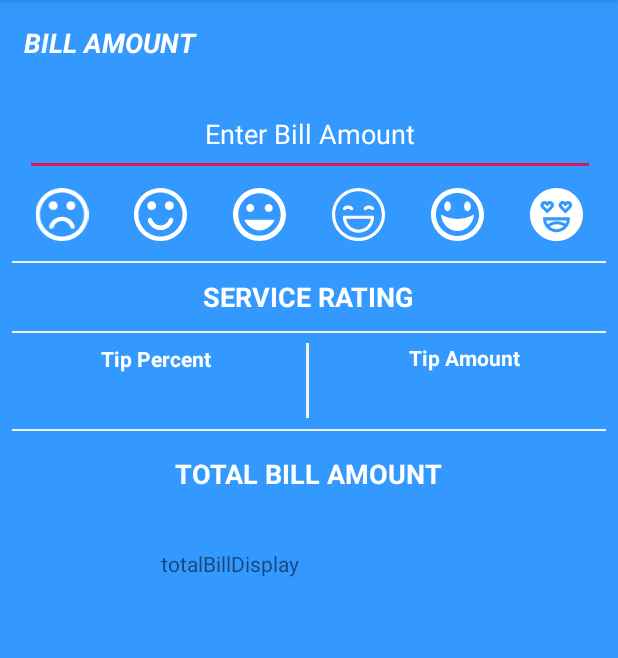
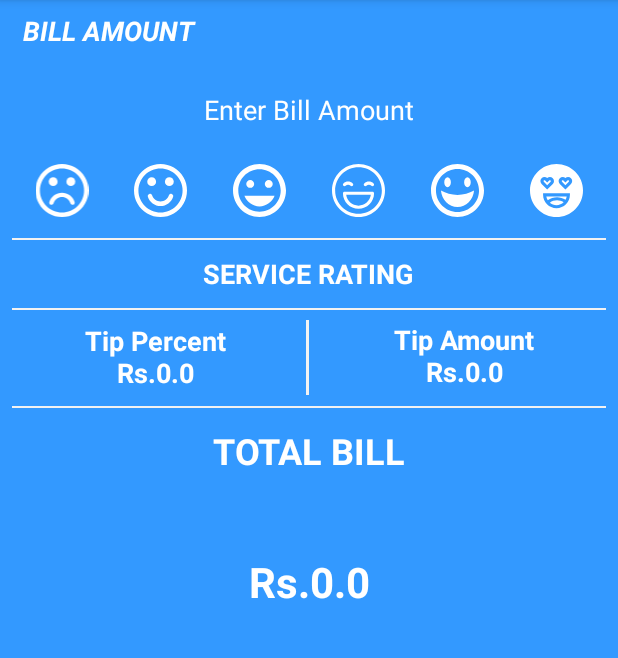
Before and after one commit to SupreethBaliga/TipCalculator, an Android app: the screen it shows after launch (MainActivity), on a phone screen of 412 x 824 dp, the part 84-742 px from its top. Run offline under Robolectric (Android 15) with nearby library versions, the light colour scheme and no system bars; our stand-ins replace ButterKnife.

Commit message:
The basic functionality was designed but a lot more changes remain to make the app work optimally.

```diff
--- a/app/build.gradle
+++ b/app/build.gradle
@@ -25,4 +25,6 @@ dependencies {
     testImplementation 'junit:junit:4.12'
     androidTestImplementation 'com.android.support.test:runner:1.0.2'
     androidTestImplementation 'com.android.support.test.espresso:espresso-core:3.0.2'
+    compile 'com.jakewharton:butterknife:8.6.0'
+    annotationProcessor 'com.jakewharton:butterknife-compiler:8.6.0'
 }
--- a/app/src/main/java/com/supreethbaliga/tipcalculator/MainActivity.java
+++ b/app/src/main/java/com/supreethbaliga/tipcalculator/MainActivity.java
@@ -1,14 +1,101 @@
 package com.supreethbaliga.tipcalculator;
 
+import android.os.Bundle;
 import android.support.v7.app.AppCompatActivity;
-import android.os.Bundle;
+import android.view.View;
+import android.widget.EditText;
+import android.widget.ImageView;
+import android.widget.TextView;
+
+import butterknife.BindView;
+import butterknife.ButterKnife;
+import butterknife.OnClick;
+import butterknife.OnTextChanged;
 
 public class MainActivity extends AppCompatActivity {
+
+    @BindView(R.id.AmtTextView)
+    EditText AmtTextView;
+    @BindView(R.id.serviceRatingIcon1)
+    ImageView serviceRatingIcon1;
+    @BindView(R.id.serviceRatingIcon2)
+    ImageView serviceRatingIcon2;
+    @BindView(R.id.serviceRatingIcon3)
+    ImageView serviceRatingIcon3;
+    @BindView(R.id.serviceRatingIcon5)
+    ImageView serviceRatingIcon5;
+    @BindView(R.id.serviceRatingIcon4)
+    ImageView serviceRatingIcon4;
+    @BindView(R.id.serviceRatingIcon6)
+    ImageView serviceRatingIcon6;
+    @BindView(R.id.tipPercentTextView)
+    TextView tipPercentTextView;
+    @BindView(R.id.tipAmtTextView)
+    TextView tipAmtTextView;
+    @BindView(R.id.billTotalTextView)
+    TextView billTotalTextView;
+
+    float percentage = 0;
+    float tipTotalAmount = 0;
+    float billAmtTotal = 0;
+    float initialBillAmt=0;
+
+    float DefaultTipPercent = 0;
+    float TipPercent1 = 3;
+    float TipPercent2 = 5;
+    float TipPercent3 = 7;
+    float TipPercent4 = 10;
+    float TipPercent5 = 15;
 
     @Override
     protected void onCreate(Bundle savedInstanceState) {
         super.onCreate(savedInstanceState);
         setContentView(R.layout.activity_main);
-        //ButterKnife.bind(this);
+        ButterKnife.bind(this);
+
+        setTipValues();
+    }
+
+    private void setTipValues() {
+        tipPercentTextView.setText(getString(R.string.tipPercent) + percentage);
+        tipAmtTextView.setText(getString(R.string.tipAmt) + tipTotalAmount);
+        billTotalTextView.setText(getString(R.string.rupees) + billAmtTotal);
+    }
+
+    @OnClick({R.id.serviceRatingIcon1, R.id.serviceRatingIcon2, R.id.serviceRatingIcon3, R.id.serviceRatingIcon5, R.id.serviceRatingIcon4, R.id.serviceRatingIcon6})
+    public void onViewClicked(View view) {
+        switch (view.getId()) {
+            case R.id.serviceRatingIcon1:
+                percentage = DefaultTipPercent;
+                break;
+            case R.id.serviceRatingIcon2:
+                percentage = TipPercent1;
+                break;
+            case R.id.serviceRatingIcon3:
+                percentage = TipPercent2;
+                break;
+            case R.id.serviceRatingIcon4:
+                percentage = TipPercent3;
+                break;
+            case R.id.serviceRatingIcon5:
+                percentage = TipPercent4;
+                break;
+            case R.id.serviceRatingIcon6:
+                percentage = TipPercent5;
+                break;
+        }
+    }
+
+    @OnTextChanged(R.id.AmtTextView)
+    public void onTextChanged() {
+        calculateFinalBill();
+        setTipValues();
+    }
+
+    private void calculateFinalBill()
+    {
+        initialBillAmt=Float.valueOf(AmtTextView.getText().toString());
+        tipTotalAmount=(initialBillAmt*percentage)/100;
+        billAmtTotal=initialBillAmt+tipTotalAmount;
     }
 }
--- a/app/src/main/res/layout/activity_main.xml
+++ b/app/src/main/res/layout/activity_main.xml
@@ -9,7 +9,7 @@
 
     <TextView
         android:id="@+id/titleTextView"
-        android:layout_width="138dp"
+        android:layout_width="163dp"
         android:layout_height="37dp"
         android:layout_marginStart="8dp"
         android:layout_marginLeft="8dp"
@@ -26,17 +26,17 @@
         app:layout_constraintHorizontal_bias="0.031"
         app:layout_constraintStart_toStartOf="parent"
         app:layout_constraintTop_toTopOf="parent"
-        app:layout_constraintVertical_bias="0.011" />
+        app:layout_constraintVertical_bias="0.0" />
 
     <EditText
         android:id="@+id/AmtTextView"
-        android:layout_width="380dp"
+        android:layout_width="382dp"
         android:layout_height="56dp"
         android:layout_marginStart="8dp"
         android:layout_marginLeft="8dp"
-        android:layout_marginTop="8dp"
         android:layout_marginEnd="8dp"
         android:layout_marginRight="8dp"
+        android:background="@android:color/transparent"
         android:ems="10"
         android:gravity="center"
         android:hint="@string/billAmount"
@@ -86,6 +86,7 @@
             android:layout_width="0dp"
             android:layout_height="match_parent"
             android:layout_weight="1"
+            android:onClick="onViewClicked"
             android:contentDescription="@string/serviceRatingIconDesc"
             android:src="@drawable/ic_001_frown" />
 
@@ -94,6 +95,7 @@
             android:layout_width="0dp"
             android:layout_height="match_parent"
             android:layout_weight="1"
+            android:onClick="onViewClicked"
             android:contentDescription="@string/serviceRatingIconDesc"
             android:src="@drawable/ic_002_smile" />
 
@@ -102,6 +104,7 @@
             android:layout_width="0dp"
             android:layout_height="match_parent"
             android:layout_weight="1"
+            android:onClick="onViewClicked"
             android:contentDescription="@string/serviceRatingIconDesc"
             android:src="@drawable/ic_004_emoticon_with_happy_face" />
 
@@ -110,6 +113,7 @@
             android:layout_width="0dp"
             android:layout_height="match_parent"
             android:layout_weight="1"
+            android:onClick="onViewClicked"
             android:contentDescription="@string/serviceRatingIconDesc"
             android:src="@drawable/ic_003_happy" />
 
@@ -118,6 +122,7 @@
             android:layout_width="0dp"
             android:layout_height="match_parent"
             android:layout_weight="1"
+            android:onClick="onViewClicked"
             android:contentDescription="@string/serviceRatingIconDesc"
             android:src="@drawable/ic_005_happy_1" />
 
@@ -126,6 +131,7 @@
             android:layout_width="0dp"
             android:layout_height="match_parent"
             android:layout_weight="1"
+            android:onClick="onViewClicked"
             android:contentDescription="@string/serviceRatingIconDesc"
             android:src="@drawable/ic_006_emoji" />
     </LinearLayout>
@@ -176,9 +182,10 @@
         android:layout_marginRight="8dp"
         android:layout_marginBottom="8dp"
         android:gravity="center"
-        android:text="@string/tipPercent"
+        android:text=""
         android:textAllCaps="false"
         android:textColor="@android:color/background_light"
+        android:textSize="18sp"
         android:textStyle="bold"
         app:layout_constraintBottom_toBottomOf="parent"
         app:layout_constraintEnd_toEndOf="@+id/viewVerticalMiddle"
@@ -218,8 +225,9 @@
         android:layout_marginRight="8dp"
         android:layout_marginBottom="8dp"
         android:gravity="center"
-        android:text="@string/tipAmt"
+        android:text=""
         android:textColor="@android:color/background_light"
+        android:textSize="18sp"
         android:textStyle="bold"
         app:layout_constraintBottom_toBottomOf="parent"
         app:layout_constraintEnd_toEndOf="parent"
@@ -258,7 +266,7 @@
         android:gravity="center"
         android:text="@string/totalBill"
         android:textColor="@android:color/background_light"
-        android:textSize="18sp"
+        android:textSize="24sp"
         android:textStyle="bold"
         app:layout_constraintBottom_toBottomOf="parent"
         app:layout_constraintEnd_toEndOf="parent"
@@ -268,21 +276,25 @@
         app:layout_constraintVertical_bias="0.0" />
 
     <TextView
-        android:id="@+id/textView4"
-        android:layout_width="197dp"
-        android:layout_height="50dp"
+        android:id="@+id/billTotalTextView"
+        android:layout_width="207dp"
+        android:layout_height="58dp"
         android:layout_marginStart="8dp"
         android:layout_marginLeft="8dp"
         android:layout_marginTop="8dp"
         android:layout_marginEnd="8dp"
         android:layout_marginRight="8dp"
         android:layout_marginBottom="8dp"
-        android:text="totalBillDisplay"
+        android:gravity="center"
+        android:textColor="@android:color/background_light"
+        android:textSize="28sp"
+        android:textStyle="bold"
+        android:text=""
         app:layout_constraintBottom_toBottomOf="parent"
         app:layout_constraintEnd_toEndOf="parent"
         app:layout_constraintStart_toStartOf="parent"
         app:layout_constraintTop_toBottomOf="@+id/totalBill"
-        app:layout_constraintVertical_bias="0.057" />
+        app:layout_constraintVertical_bias="0.077" />
 
 
 </android.support.constraint.ConstraintLayout>
--- a/app/src/main/res/values/strings.xml
+++ b/app/src/main/res/values/strings.xml
@@ -5,7 +5,8 @@
     <string name="autofillHintBillAmt">PLEASE FILL THE RIGHT AMOUNT</string>
     <string name="serviceText"> SERVICE RATING</string>
     <string name="serviceRatingIconDesc">This is a button for setting the service rating.</string>
-    <string name="tipPercent">Tip Percent\n\n</string>
-    <string name="tipAmt">Tip Amount\n\n</string>
-    <string name="totalBill">TOTAL BILL AMOUNT</string>
+    <string name="tipPercent">Tip Percent\nRs.</string>
+    <string name="tipAmt">Tip Amount\nRs.</string>
+    <string name="totalBill">TOTAL BILL</string>
+    <string name="rupees">Rs.</string>
 </resources>
```
Also changed, not shown: 2 other files.
